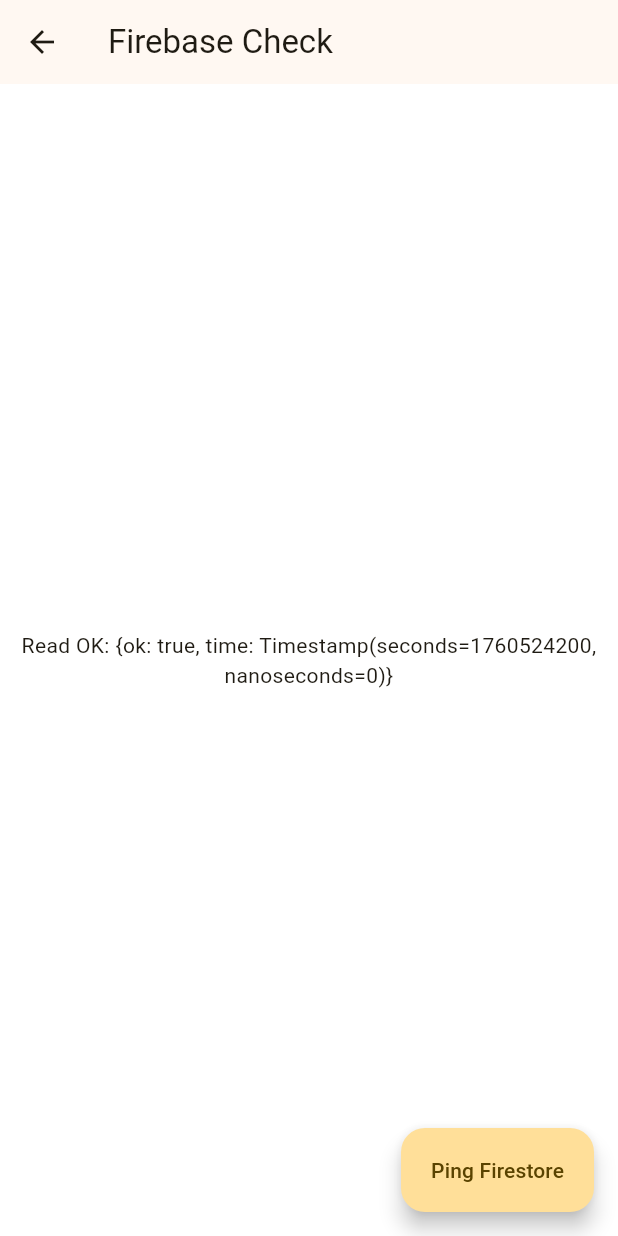
After one commit to youpeevedbro/study-buddy-app, a Flutter app: the FirebaseCheckPage screen opened by its route, after a tap on "Ping Firestore", on a phone screen of 412 x 824 dp. The commit adds this screen. Run offline on Flutter 3.47's test engine with Material 3 defaults, Android fonts, the phone set to English and light mode, and no system bars; our stand-ins replace cloud_firestore, firebase_core, flutter_secure_storage, package_info_plus; missing offline and left inert: auth0_flutter; accounts and stored records are empty.

Commit message:
firebase testing and link

```diff
--- a/lib/main.dart
+++ b/lib/main.dart
@@ -1,10 +1,13 @@
 import 'package:flutter/material.dart';
+import 'package:firebase_core/firebase_core.dart';
 import 'screens/landing.dart';
 import 'screens/dashboard.dart';
 import 'screens/profile.dart';
+import 'screens/firebasecheckpage.dart';
 
-void main() {
+Future<void> main() async {
   WidgetsFlutterBinding.ensureInitialized();
+  await Firebase.initializeApp();
   runApp(const StudyBuddyApp());
 }
 
@@ -28,6 +31,8 @@
         '/landing'   : (_) => const LandingPage(),
         '/dashboard' : (_) => const Dashboard(),
         '/profile'   : (_) => const UserProfilePage(),
+          //testing purposes
+        '/firebase-check' : (_) => const FirebaseCheckPage(),
       },
     );
   }
--- /dev/null
+++ b/lib/screens/firebasecheckpage.dart
@@ -0,0 +1,38 @@
+import 'package:flutter/material.dart';
+import 'package:cloud_firestore/cloud_firestore.dart';
+
+class FirebaseCheckPage extends StatefulWidget {
+  const FirebaseCheckPage({super.key});
+
+  @override
+  State<FirebaseCheckPage> createState() => _FirebaseCheckPageState();
+}
+
+class _FirebaseCheckPageState extends State<FirebaseCheckPage> {
+  String status = 'Press the button to test';
+
+  Future<void> _ping() async {
+    setState(() => status = 'Writing…');
+    try {
+      final ref = FirebaseFirestore.instance.collection('diagnostics').doc('ping');
+      await ref.set({'ok': true, 'time': FieldValue.serverTimestamp()});
+      setState(() => status = 'Write OK. Reading…');
+      final snap = await ref.get();
+      setState(() => status = 'Read OK: ${snap.data()}');
+    } catch (e) {
+      setState(() => status = 'Error: $e');
+    }
+  }
+
+  @override
+  Widget build(BuildContext context) {
+    return Scaffold(
+      appBar: AppBar(title: const Text('Firebase Check')),
+      body: Center(child: Text(status, textAlign: TextAlign.center)),
+      floatingActionButton: FloatingActionButton.extended(
+        onPressed: _ping,
+        label: const Text('Ping Firestore'),
+      ),
+    );
+  }
+}
--- a/pubspec.yaml
+++ b/pubspec.yaml
@@ -39,6 +39,8 @@
   # Use with the CupertinoIcons class for iOS style icons.
   cupertino_icons: ^1.0.8
   package_info_plus: ^8.0.0
+  firebase_core: ^4.1.1
+  cloud_firestore: ^6.0.2
 
 dev_dependencies:
   flutter_test:
```
Also changed, not shown: pubspec.lock, 3 other files.
